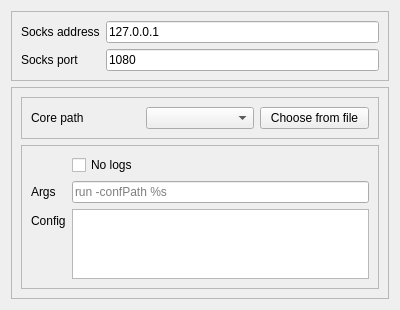
First picture: the form in include/ui/profile/edit_extra_core.ui, repository shengmo0210/Throne, before the edit.
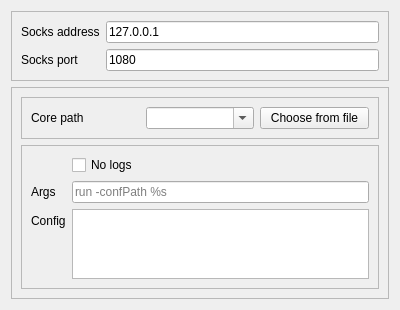
Second picture: the form after the edit.

What changed in the file:
```diff
--- a/include/ui/profile/edit_extra_core.ui
+++ b/include/ui/profile/edit_extra_core.ui
@@ -81,6 +81,9 @@
          </item>
          <item>
           <widget class="QComboBox" name="path_combo">
+           <property name="editable">
+            <bool>true</bool>
+           </property>
            <property name="frame">
             <bool>true</bool>
            </property>
```
